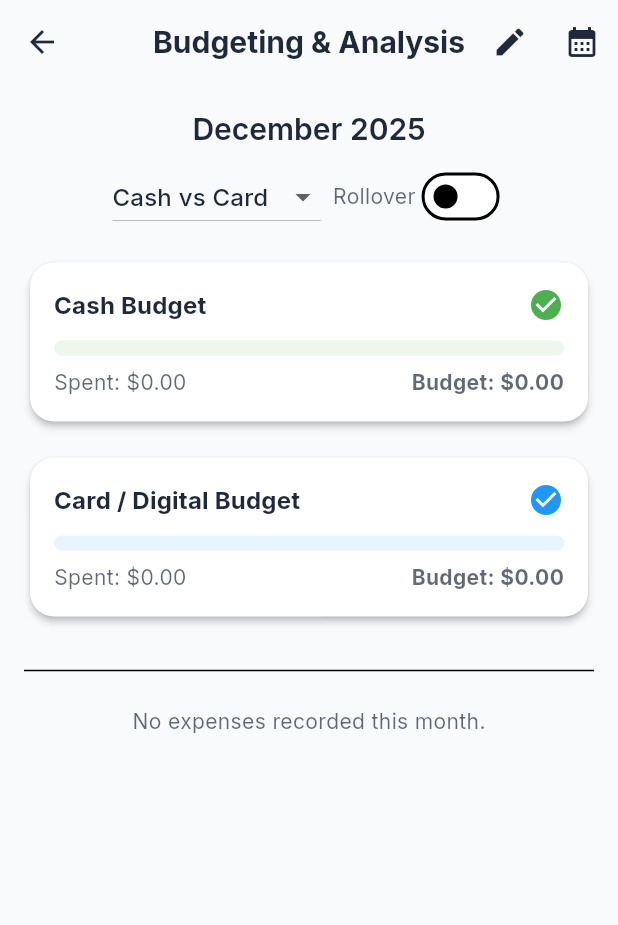
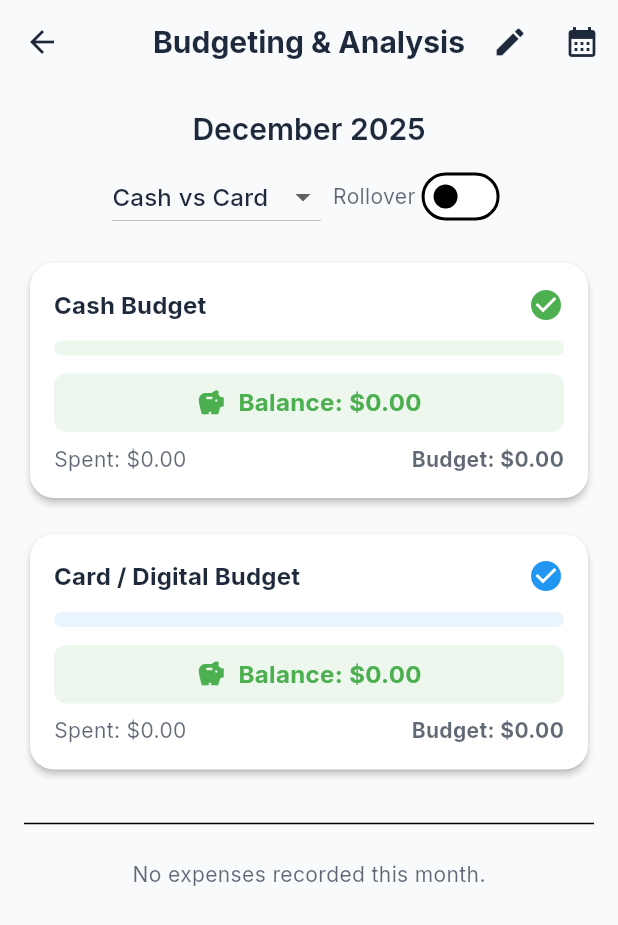
Before and after one commit to pranavnasrani/asrani-expenses, a Flutter app: the SpendingBreakdownScreen screen opened directly, on a phone screen of 412 x 824 dp. Shown: the top 925 px of the screen. Run offline on Flutter 3.47's test engine with Material 3 defaults, Android fonts, the light colour scheme and no system bars; our stand-ins replace audioplayers, cloud_firestore, csv, firebase_auth, firebase_core, firebase_storage and 11 more; accounts and stored records are empty.

```diff
--- a/lib/screens/budgeting_screen.dart
+++ b/lib/screens/budgeting_screen.dart
@@ -168,7 +168,8 @@ class _SpendingBreakdownScreenState extends State<SpendingBreakdownScreen> {
                   double cardRollover = 0.0;
                   Map<String, double> categoryRollover = {};
 
-                  if (_enableRollover) {
+                  if (_enableRollover && prevDocs.isNotEmpty) {
+                    // Only calculate rollover if there's actual previous month data
                     double prevTotalSpent = 0.0;
                     double prevCashSpent = 0.0;
                     double prevCardSpent = 0.0;
@@ -192,8 +193,7 @@ class _SpendingBreakdownScreenState extends State<SpendingBreakdownScreen> {
                           (prevCategorySpent[category] ?? 0.0) + amount;
                     }
 
-                    // Rollover = Budget - Spent (If positive, it's surplus. If negative, it's deficit)
-                    // We ADD this to the current budget.
+                    // Rollover = Budget - Spent (surplus or deficit from last month)
                     rolloverAmount = overallBudget - prevTotalSpent;
                     cashRollover = cashBudget - prevCashSpent;
                     cardRollover = cardBudget - prevCardSpent;
@@ -202,6 +202,7 @@ class _SpendingBreakdownScreenState extends State<SpendingBreakdownScreen> {
                           val - (prevCategorySpent[key] ?? 0.0);
                     });
                   }
+                  // If rollover is enabled but no previous month data, rollover stays 0
 
                   // --- Apply Rollover to Budgets ---
                   final finalOverallBudget = overallBudget + rolloverAmount;
@@ -429,8 +430,9 @@ class _SpendingBreakdownScreenState extends State<SpendingBreakdownScreen> {
     Color color, {
     double? rollover,
   }) {
-    // If budget is 0 (not set), treat as 0% progress unless spent > 0
-    final bool isOverBudget = spent > budget && budget > 0;
+    // Calculate balance
+    final double balance = budget - spent;
+    final bool isOverBudget = balance < 0 && budget > 0;
     final Color progressColor = isOverBudget ? Colors.red : color;
 
     return Card(
@@ -465,6 +467,41 @@ class _SpendingBreakdownScreenState extends State<SpendingBreakdownScreen> {
               color: progressColor,
               minHeight: 10,
               borderRadius: BorderRadius.circular(5),
+            ),
+            const SizedBox(height: 12),
+            // Balance prominently displayed
+            Container(
+              padding: const EdgeInsets.symmetric(vertical: 8, horizontal: 12),
+              decoration: BoxDecoration(
+                color: (balance >= 0 ? Colors.green : Colors.red).withValues(
+                  alpha: 0.1,
+                ),
+                borderRadius: BorderRadius.circular(8),
+              ),
+              child: Row(
+                mainAxisAlignment: MainAxisAlignment.center,
+                children: [
+                  Icon(
+                    balance >= 0 ? Icons.savings : Icons.trending_down,
+                    color: balance >= 0 ? Colors.green : Colors.red,
+                    size: 20,
+                  ),
+                  const SizedBox(width: 8),
+                  Text(
+                    'Balance: \$${balance.abs().toStringAsFixed(2)}',
+                    style: TextStyle(
+                      fontWeight: FontWeight.bold,
+                      fontSize: 16,
+                      color: balance >= 0 ? Colors.green : Colors.red,
+                    ),
+                  ),
+                  if (balance < 0)
+                    const Text(
+                      ' over',
+                      style: TextStyle(color: Colors.red, fontSize: 14),
+                    ),
+                ],
+              ),
             ),
             const SizedBox(height: 8),
             Row(
```
Also changed, not shown: lib/main_screen.dart (+97 -0 lines), lib/screens/add_screen.dart (+25 -10 lines), lib/widgets/success_animation.dart (added, +98 -0 lines), 42 other files.
